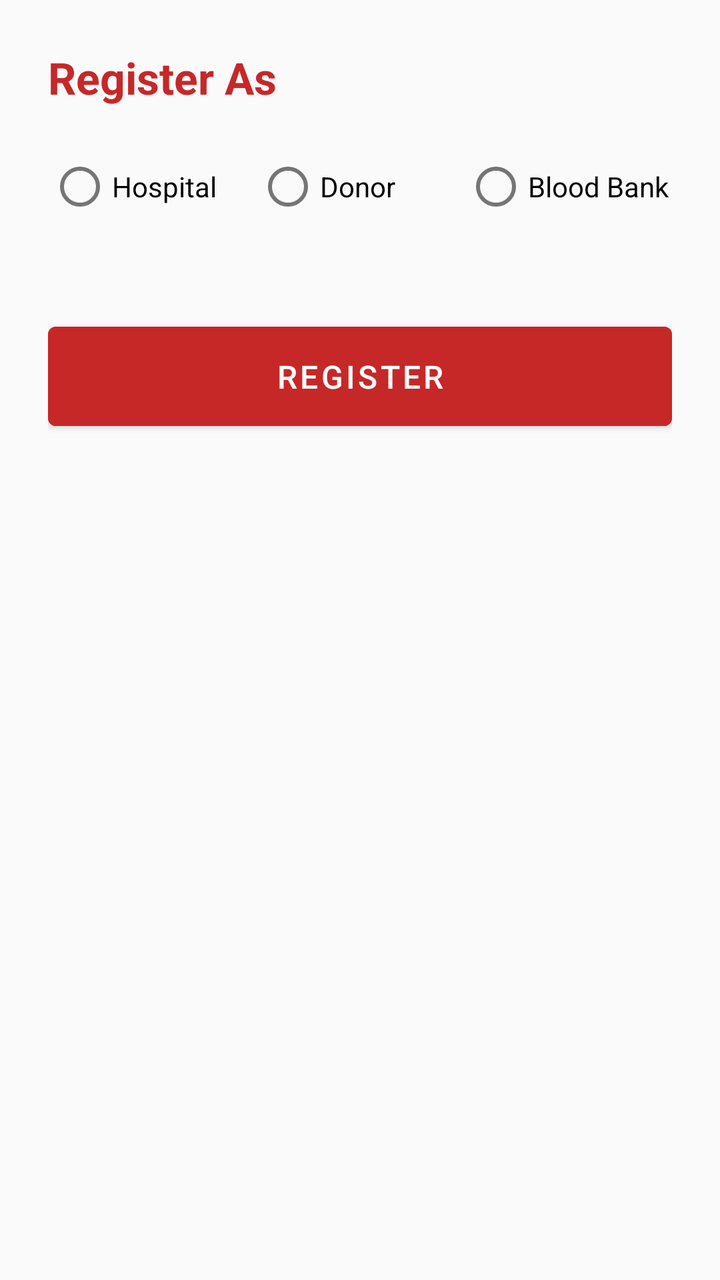
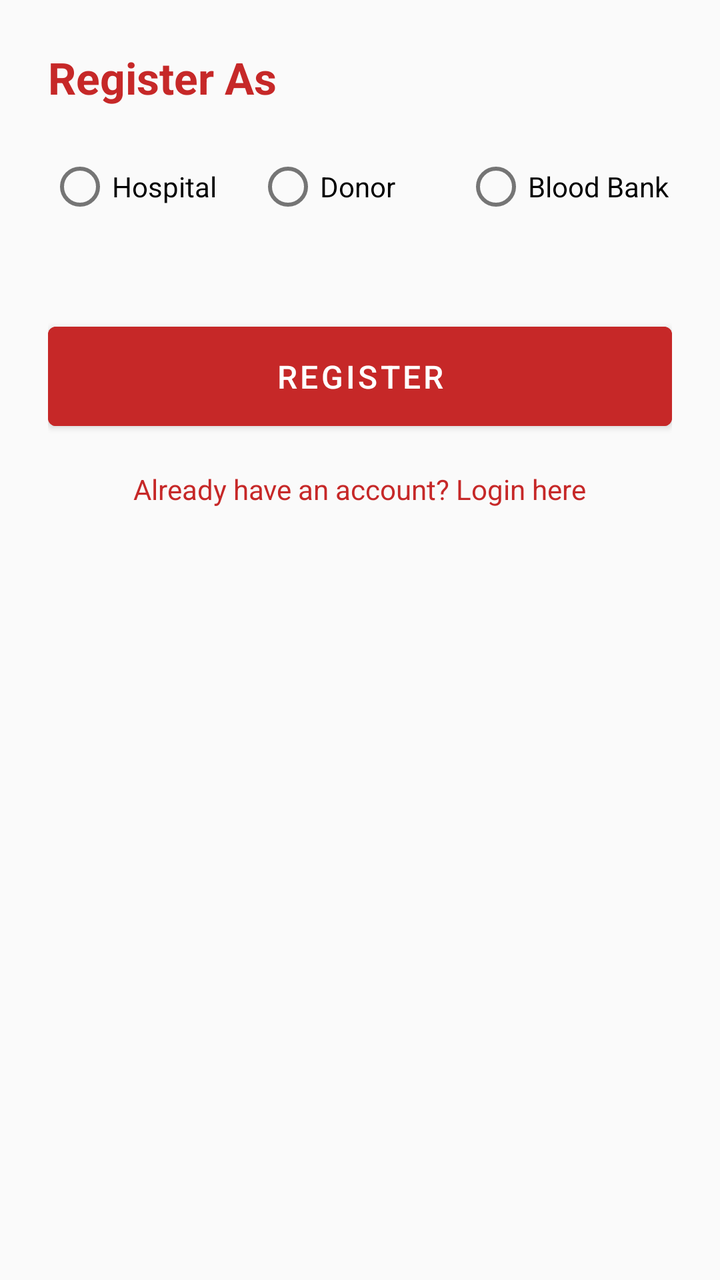

Compare the two renders of this Android layout. The source of the first and the diff that turns it into the second are given below.
<!-- AndroidManifest.xml: application theme Theme.MaterialComponents.Light.NoActionBar -->
<!-- res/layout/activity_register.xml -->
<?xml version="1.0" encoding="utf-8"?>
<ScrollView xmlns:android="http://schemas.android.com/apk/res/android"
    android:layout_width="match_parent"
    android:layout_height="match_parent"
    android:background="#FAFAFA">

    <LinearLayout
        android:layout_width="match_parent"
        android:layout_height="wrap_content"
        android:orientation="vertical"
        android:padding="24dp">

        <TextView
            android:layout_width="wrap_content"
            android:layout_height="wrap_content"
            android:text="Register As"
            android:textSize="22sp"
            android:textStyle="bold"
            android:textColor="#C62828"
            android:layout_marginBottom="16dp" />

        <RadioGroup
            android:id="@+id/rgRole"
            android:layout_width="match_parent"
            android:layout_height="wrap_content"
            android:orientation="horizontal"
            android:layout_marginBottom="24dp">

            <RadioButton
                android:id="@+id/rbHospital"
                android:layout_width="0dp"
                android:layout_height="wrap_content"
                android:layout_weight="1"
                android:text="Hospital" />

            <RadioButton
                android:id="@+id/rbDonor"
                android:layout_width="0dp"
                android:layout_height="wrap_content"
                android:layout_weight="1"
                android:text="Donor" />

            <RadioButton
                android:id="@+id/rbBloodBank"
                android:layout_width="0dp"
                android:layout_height="wrap_content"
                android:layout_weight="1"
                android:text="Blood Bank" />
        </RadioGroup>

        
        <LinearLayout
            android:id="@+id/layoutHospital"
            android:layout_width="match_parent"
            android:layout_height="wrap_content"
            android:orientation="vertical"
            android:visibility="gone">

            <EditText android:id="@+id/etHospName"   android:layout_width="match_parent" android:layout_height="wrap_content" android:hint="Hospital Name"  android:layout_marginBottom="12dp" />
            <EditText android:id="@+id/etHospLocation" android:layout_width="match_parent" android:layout_height="wrap_content" android:hint="Location (City)" android:layout_marginBottom="12dp" />
            <EditText android:id="@+id/etHospPhone"  android:layout_width="match_parent" android:layout_height="wrap_content" android:hint="Phone"          android:inputType="phone" android:layout_marginBottom="12dp" />
            <EditText android:id="@+id/etHospEmail"  android:layout_width="match_parent" android:layout_height="wrap_content" android:hint="Email"          android:inputType="textEmailAddress" android:layout_marginBottom="12dp" />
            <EditText android:id="@+id/etHospUser"   android:layout_width="match_parent" android:layout_height="wrap_content" android:hint="Username"       android:layout_marginBottom="12dp" />
            <EditText android:id="@+id/etHospPass"   android:layout_width="match_parent" android:layout_height="wrap_content" android:hint="Password"       android:inputType="textPassword" android:layout_marginBottom="12dp" />
        </LinearLayout>

        
        <LinearLayout
            android:id="@+id/layoutDonor"
            android:layout_width="match_parent"
            android:layout_height="wrap_content"
            android:orientation="vertical"
            android:visibility="gone">

            <EditText android:id="@+id/etDonorName"     android:layout_width="match_parent" android:layout_height="wrap_content" android:hint="Full Name"    android:layout_marginBottom="12dp" />
            <EditText android:id="@+id/etDonorAge"      android:layout_width="match_parent" android:layout_height="wrap_content" android:hint="Age (18–65)"  android:inputType="number" android:layout_marginBottom="12dp" />
            <TextView android:layout_width="wrap_content" android:layout_height="wrap_content" android:text="Blood Group" android:textSize="14sp" android:textColor="#757575" />
            <Spinner  android:id="@+id/spnBloodGroup"   android:layout_width="match_parent" android:layout_height="wrap_content" android:layout_marginBottom="12dp" />
            <EditText android:id="@+id/etDonorDistrict" android:layout_width="match_parent" android:layout_height="wrap_content" android:hint="District/City" android:layout_marginBottom="12dp" />
            <EditText android:id="@+id/etDonorWeight"   android:layout_width="match_parent" android:layout_height="wrap_content" android:hint="Weight (kg)"  android:inputType="numberDecimal" android:layout_marginBottom="12dp" />
            <EditText android:id="@+id/etDonorHemo"     android:layout_width="match_parent" android:layout_height="wrap_content" android:hint="Hemoglobin"   android:inputType="numberDecimal" android:layout_marginBottom="12dp" />
            <EditText android:id="@+id/etDonorPhone"    android:layout_width="match_parent" android:layout_height="wrap_content" android:hint="Phone"        android:inputType="phone" android:layout_marginBottom="12dp" />
            <EditText android:id="@+id/etDonorUser"     android:layout_width="match_parent" android:layout_height="wrap_content" android:hint="Username"     android:layout_marginBottom="12dp" />
            <EditText android:id="@+id/etDonorPass"     android:layout_width="match_parent" android:layout_height="wrap_content" android:hint="Password"     android:inputType="textPassword" android:layout_marginBottom="12dp" />
        </LinearLayout>

        
        <LinearLayout
            android:id="@+id/layoutBloodBank"
            android:layout_width="match_parent"
            android:layout_height="wrap_content"
            android:orientation="vertical"
            android:visibility="gone">

            <EditText android:id="@+id/etBankName"     android:layout_width="match_parent" android:layout_height="wrap_content" android:hint="Blood Bank Name" android:layout_marginBottom="12dp" />
            <EditText android:id="@+id/etBankLocation" android:layout_width="match_parent" android:layout_height="wrap_content" android:hint="Location (City)" android:layout_marginBottom="12dp" />
            <EditText android:id="@+id/etBankPhone"    android:layout_width="match_parent" android:layout_height="wrap_content" android:hint="Phone"           android:inputType="phone" android:layout_marginBottom="12dp" />
            <EditText android:id="@+id/etBankUser"     android:layout_width="match_parent" android:layout_height="wrap_content" android:hint="Username"        android:layout_marginBottom="12dp" />
            <EditText android:id="@+id/etBankPass"     android:layout_width="match_parent" android:layout_height="wrap_content" android:hint="Password"        android:inputType="textPassword" android:layout_marginBottom="12dp" />
        </LinearLayout>

        <Button
            android:id="@+id/btnRegister"
            android:layout_width="match_parent"
            android:layout_height="wrap_content"
            android:text="Register"
            android:backgroundTint="#C62828"
            android:textColor="#FFFFFF"
            android:layout_marginTop="16dp"
            android:padding="14dp"
            android:textSize="16sp" />

    </LinearLayout>
</ScrollView>
<!-- resources referenced by this layout -->
<resources>

</resources>

<!-- the commit's change to res/layout/activity_register.xml (unified diff, before → after) -->
@@ -78,7 +78,7 @@
             <Spinner  android:id="@+id/spnBloodGroup"   android:layout_width="match_parent" android:layout_height="wrap_content" android:layout_marginBottom="12dp" />
             <EditText android:id="@+id/etDonorDistrict" android:layout_width="match_parent" android:layout_height="wrap_content" android:hint="District/City" android:layout_marginBottom="12dp" />
             <EditText android:id="@+id/etDonorWeight"   android:layout_width="match_parent" android:layout_height="wrap_content" android:hint="Weight (kg)"  android:inputType="numberDecimal" android:layout_marginBottom="12dp" />
-            <EditText android:id="@+id/etDonorHemo"     android:layout_width="match_parent" android:layout_height="wrap_content" android:hint="Hemoglobin"   android:inputType="numberDecimal" android:layout_marginBottom="12dp" />
+            <EditText android:id="@+id/etDonorHemo"     android:layout_width="match_parent" android:layout_height="wrap_content" android:hint="Hemoglobin (g/dL)"   android:inputType="numberDecimal" android:layout_marginBottom="12dp" />
             <EditText android:id="@+id/etDonorPhone"    android:layout_width="match_parent" android:layout_height="wrap_content" android:hint="Phone"        android:inputType="phone" android:layout_marginBottom="12dp" />
             <EditText android:id="@+id/etDonorUser"     android:layout_width="match_parent" android:layout_height="wrap_content" android:hint="Username"     android:layout_marginBottom="12dp" />
             <EditText android:id="@+id/etDonorPass"     android:layout_width="match_parent" android:layout_height="wrap_content" android:hint="Password"     android:inputType="textPassword" android:layout_marginBottom="12dp" />
@@ -110,5 +110,16 @@
             android:padding="14dp"
             android:textSize="16sp" />
 
+        <TextView
+            android:id="@+id/tvBackToLogin"
+            android:layout_width="wrap_content"
+            android:layout_height="wrap_content"
+            android:text="Already have an account? Login here"
+            android:layout_gravity="center"
+            android:layout_marginTop="16dp"
+            android:textColor="#C62828"
+            android:clickable="true"
+            android:focusable="true" />
+
     </LinearLayout>
 </ScrollView>
